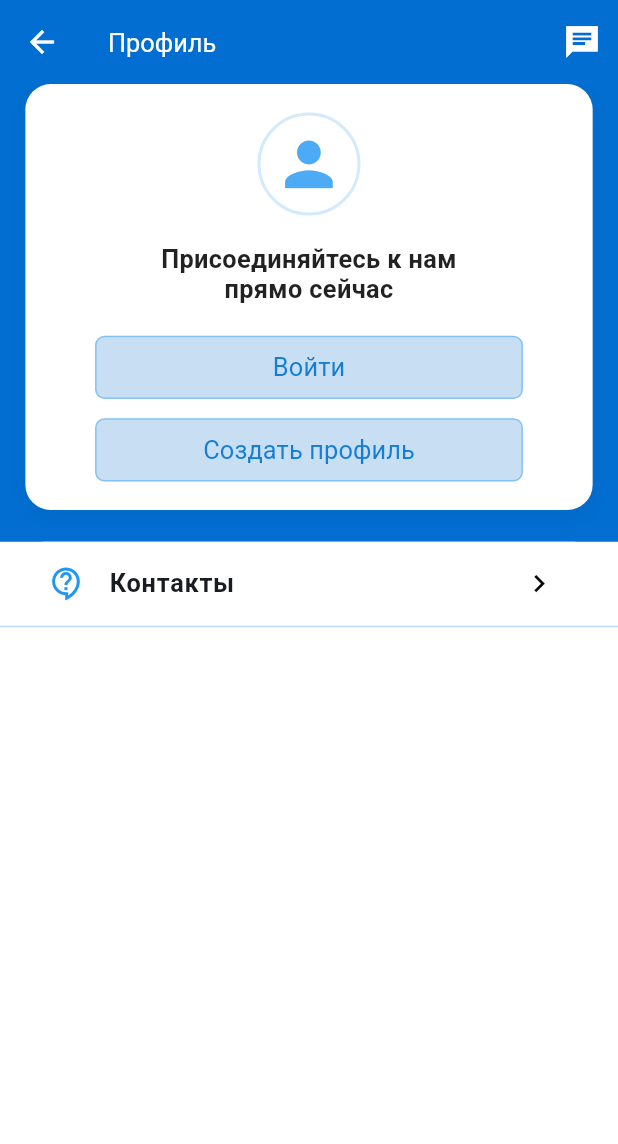
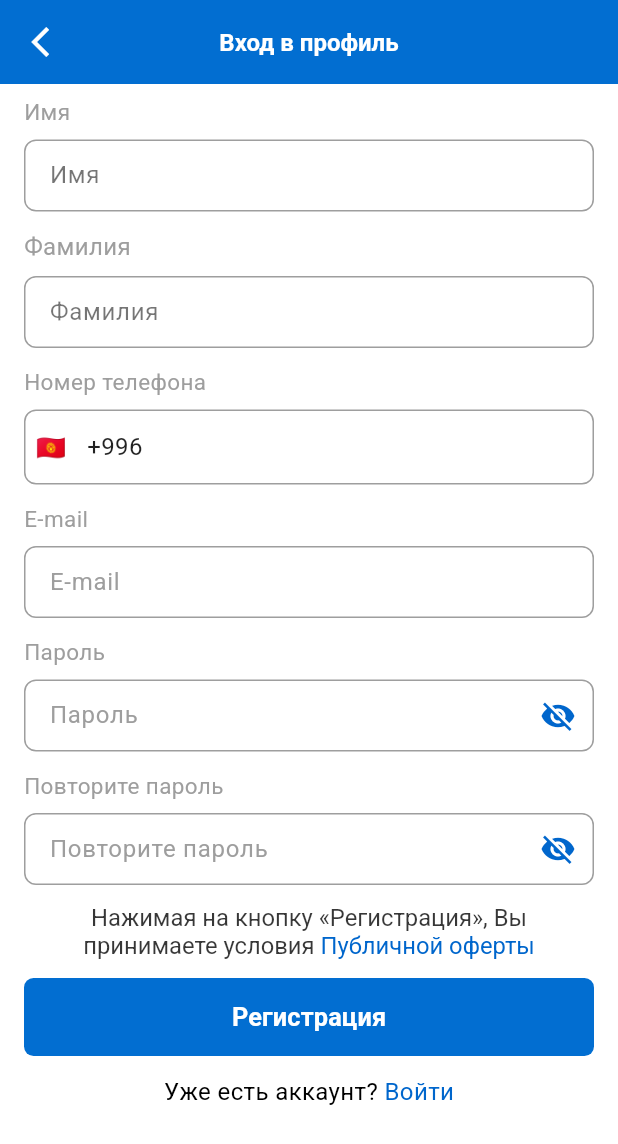
Before and after one commit to Atoktobekov/hitTravel, a Flutter app: the ProfilePage screen opened directly, after a tap on "Создать профиль", on a phone screen of 412 x 824 dp. Shown: the top 1144 px of the screen. Run offline on Flutter 3.47's test engine with Material 3 defaults, Android fonts, the phone set to English and light mode, and no system bars; our stand-ins replace flutter_screenutil, font_awesome_flutter, video_player; network calls fail.

Commit message:
feat: implement login and registration pages
- Rename `auth_page.dart` to `login_page.dart` and implement a full login UI with email and password fields.
- Create `RegistrationPage` with fields for name, surname, phone number, email, and password confirmation.
- Integrate navigation to login and registration pages from the `ProfilePage` using fullscreen dialogs.
- Update `AppTheme` with shared styles for authentication buttons and text fields.
- Refactor `ProfilePage` layout for better button alignment and padding.

```diff
--- a/hit_travel/lib/core/theme/theme.dart
+++ b/hit_travel/lib/core/theme/theme.dart
@@ -1,4 +1,5 @@
 import 'package:flutter/material.dart';
+import 'package:flutter_screenutil/flutter_screenutil.dart';
 
 class AppTheme{
 
@@ -19,4 +20,18 @@ class AppTheme{
     iconTheme: IconThemeData(color: Colors.blue),
     primaryIconTheme: IconThemeData(color: Colors.blue),
   );
+
+  static final blueColor = Color(0xFF026ed1);
+
+  static final labelText = TextStyle(fontSize: 15, color: Colors.grey);
+
+  static final textFieldText = TextStyle(color: Colors.black54);
+
+  static final elevatedButtonInAuth = ElevatedButton.styleFrom(
+    backgroundColor: AppTheme.blueColor,
+    shape: RoundedRectangleBorder(
+      borderRadius: BorderRadius.circular(6.r),
+    ),
+    elevation: 0,
+  );
 }
--- /dev/null
+++ b/hit_travel/lib/features/auth/presentation/pages/register_page.dart
@@ -0,0 +1,406 @@
+import 'package:flutter/material.dart';
+import 'package:flutter_screenutil/flutter_screenutil.dart';
+import 'package:hit_travel/core/theme/theme.dart';
+import 'package:hit_travel/features/auth/presentation/pages/login_page.dart';
+
+class RegistrationPage extends StatefulWidget {
+  const RegistrationPage({super.key});
+
+  @override
+  State<RegistrationPage> createState() => _RegistrationPageState();
+}
+
+class _RegistrationPageState extends State<RegistrationPage> {
+  final TextEditingController _nameController = TextEditingController();
+  final TextEditingController _surnameController = TextEditingController();
+  final TextEditingController _phoneController = TextEditingController();
+  final TextEditingController _emailController = TextEditingController();
+  final TextEditingController _passwordController = TextEditingController();
+  final TextEditingController _confirmPasswordController =
+      TextEditingController();
+
+  bool _obscurePassword = true;
+  bool _obscureConfirmPassword = true;
+
+  @override
+  void dispose() {
+    _nameController.dispose();
+    _surnameController.dispose();
+    _phoneController.dispose();
+    _emailController.dispose();
+    _passwordController.dispose();
+    _confirmPasswordController.dispose();
+    super.dispose();
+  }
+
+  @override
+  Widget build(BuildContext context) {
+    return Scaffold(
+      backgroundColor: Colors.white,
+      appBar: AppBar(
+        backgroundColor: AppTheme.blueColor,
+        elevation: 0,
+        leading: Padding(
+          padding: EdgeInsets.only(left: 10),
+          child: IconButton(
+            icon: const Icon(Icons.arrow_back_ios, color: Colors.white),
+            onPressed: () => Navigator.of(context).pop(),
+          ),
+        ),
+        title: const Text(
+          'Вход в профиль',
+          style: TextStyle(
+            color: Colors.white,
+            fontSize: 16,
+            fontWeight: FontWeight.w600,
+          ),
+        ),
+        centerTitle: true,
+      ),
+      body: SingleChildScrollView(
+        child: Padding(
+          padding: const EdgeInsets.symmetric(horizontal: 16, vertical: 8),
+          child: Column(
+            crossAxisAlignment: CrossAxisAlignment.start,
+            children: [
+              // Name Label
+              Text('Имя', style: AppTheme.labelText),
+              const SizedBox(height: 8),
+
+              // Name TextField
+              TextField(
+                controller: _nameController,
+                decoration: InputDecoration(
+                  hintText: 'Имя',
+                  hintStyle: AppTheme.textFieldText,
+                  filled: true,
+                  fillColor: Colors.white,
+                  border: OutlineInputBorder(
+                    borderRadius: BorderRadius.circular(8),
+                    borderSide: const BorderSide(color: Colors.grey),
+                  ),
+                  enabledBorder: OutlineInputBorder(
+                    borderRadius: BorderRadius.circular(8),
+                    borderSide: const BorderSide(color: Colors.grey),
+                  ),
+                  focusedBorder: OutlineInputBorder(
+                    borderRadius: BorderRadius.circular(8),
+                    borderSide: const BorderSide(color: Color(0xFF0066CC)),
+                  ),
+                  contentPadding: const EdgeInsets.symmetric(
+                    horizontal: 13,
+                    vertical: 12,
+                  ),
+                ),
+              ),
+
+              const SizedBox(height: 12),
+
+              // Surname Label
+              const Text(
+                'Фамилия',
+                style: TextStyle(fontSize: 16, color: Colors.grey),
+              ),
+              const SizedBox(height: 8),
+
+              // Surname TextField
+              TextField(
+                controller: _surnameController,
+                decoration: InputDecoration(
+                  hintText: 'Фамилия',
+                  hintStyle: AppTheme.textFieldText,
+                  filled: true,
+                  fillColor: Colors.white,
+                  border: OutlineInputBorder(
+                    borderRadius: BorderRadius.circular(8),
+                    borderSide: const BorderSide(color: Colors.grey),
+                  ),
+                  enabledBorder: OutlineInputBorder(
+                    borderRadius: BorderRadius.circular(8),
+                    borderSide: const BorderSide(color: Colors.grey),
+                  ),
+                  focusedBorder: OutlineInputBorder(
+                    borderRadius: BorderRadius.circular(8),
+                    borderSide: const BorderSide(color: Color(0xFF0066CC)),
+                  ),
+                  contentPadding: const EdgeInsets.symmetric(
+                    horizontal: 13,
+                    vertical: 12,
+                  ),
+                ),
+              ),
+
+              const SizedBox(height: 12),
+
+              // Phone Label
+              Text('Номер телефона', style: AppTheme.labelText),
+              const SizedBox(height: 8),
+
+              // Phone TextField with Flag
+              Container(
+                decoration: BoxDecoration(
+                  border: Border.all(color: Colors.grey),
+                  borderRadius: BorderRadius.circular(8),
+                ),
+                child: Row(
+                  children: [
+                    Container(
+                      padding: const EdgeInsets.symmetric(horizontal: 1),
+                      child: Row(
+                        children: [
+                          SizedBox(
+                            width: 32,
+                            height: 22,
+                            child: const Center(
+                              child: Text(
+                                '🇰🇬',
+                                style: TextStyle(fontSize: 16),
+                              ),
+                            ),
+                          ),
+                          const SizedBox(width: 8),
+                          const Text(
+                            '+996',
+                            style: TextStyle(
+                              fontSize: 16,
+                              color: Colors.black87,
+                            ),
+                          ),
+                        ],
+                      ),
+                    ),
+                    Expanded(
+                      child: TextField(
+                        controller: _phoneController,
+                        keyboardType: TextInputType.phone,
+                        decoration: const InputDecoration(
+                          border: InputBorder.none,
+                          contentPadding: EdgeInsets.symmetric(
+                            horizontal: 0,
+                            vertical: 12,
+                          ),
+                        ),
+                      ),
+                    ),
+                  ],
+                ),
+              ),
+
+              const SizedBox(height: 12),
+
+              // Email Label
+              Text('E-mail', style: AppTheme.labelText),
+              const SizedBox(height: 8),
+
+              // Email TextField
+              TextField(
+                controller: _emailController,
+                keyboardType: TextInputType.emailAddress,
+                decoration: InputDecoration(
+                  hintText: 'E-mail',
+                  hintStyle: const TextStyle(color: Colors.grey),
+                  filled: true,
+                  fillColor: Colors.white,
+                  border: OutlineInputBorder(
+                    borderRadius: BorderRadius.circular(8),
+                    borderSide: const BorderSide(color: Colors.grey),
+                  ),
+                  enabledBorder: OutlineInputBorder(
+                    borderRadius: BorderRadius.circular(8),
+                    borderSide: const BorderSide(color: Colors.grey),
+                  ),
+                  focusedBorder: OutlineInputBorder(
+                    borderRadius: BorderRadius.circular(8),
+                    borderSide: const BorderSide(color: Color(0xFF0066CC)),
+                  ),
+                  contentPadding: const EdgeInsets.symmetric(
+                    horizontal: 13,
+                    vertical: 12,
+                  ),
+                ),
+              ),
+
+              const SizedBox(height: 12),
+
+              // Password Label
+              Text('Пароль', style: AppTheme.labelText),
+              const SizedBox(height: 8),
+
+              // Password TextField
+              TextField(
+                controller: _passwordController,
+                obscureText: _obscurePassword,
+                decoration: InputDecoration(
+                  hintText: 'Пароль',
+                  hintStyle: const TextStyle(color: Colors.grey),
+                  filled: true,
+                  fillColor: Colors.white,
+                  border: OutlineInputBorder(
+                    borderRadius: BorderRadius.circular(8),
+                    borderSide: const BorderSide(color: Colors.grey),
+                  ),
+                  enabledBorder: OutlineInputBorder(
+                    borderRadius: BorderRadius.circular(8),
+                    borderSide: const BorderSide(color: Colors.grey),
+                  ),
+                  focusedBorder: OutlineInputBorder(
+                    borderRadius: BorderRadius.circular(8),
+                    borderSide: BorderSide(color: AppTheme.blueColor),
+                  ),
+                  contentPadding: const EdgeInsets.symmetric(
+                    horizontal: 13,
+                    vertical: 12,
+                  ),
+                  suffixIcon: IconButton(
+                    icon: Icon(
+                      _obscurePassword
+                          ? Icons.visibility_off
+                          : Icons.visibility,
+                      color: const Color(0xFF0066CC),
+                    ),
+                    onPressed: () {
+                      setState(() {
+                        _obscurePassword = !_obscurePassword;
+                      });
+                    },
+                  ),
+                ),
+              ),
+
+              const SizedBox(height: 12),
+
+              // Confirm Password Label
+              Text('Повторите пароль', style: AppTheme.labelText),
+              const SizedBox(height: 8),
+
+              // Confirm Password TextField
+              TextField(
+                controller: _confirmPasswordController,
+                obscureText: _obscureConfirmPassword,
+                decoration: InputDecoration(
+                  hintText: 'Повторите пароль',
+                  hintStyle: const TextStyle(color: Colors.grey),
+                  filled: true,
+                  fillColor: Colors.white,
+                  border: OutlineInputBorder(
+                    borderRadius: BorderRadius.circular(8),
+                    borderSide: const BorderSide(color: Colors.grey),
+                  ),
+                  enabledBorder: OutlineInputBorder(
+                    borderRadius: BorderRadius.circular(8),
+                    borderSide: const BorderSide(color: Colors.grey),
+                  ),
+                  focusedBorder: OutlineInputBorder(
+                    borderRadius: BorderRadius.circular(8),
+                    borderSide: BorderSide(color: AppTheme.blueColor),
+                  ),
+                  contentPadding: const EdgeInsets.symmetric(
+                    horizontal: 13,
+                    vertical: 12,
+                  ),
+                  suffixIcon: IconButton(
+                    icon: Icon(
+                      _obscureConfirmPassword
+                          ? Icons.visibility_off
+                          : Icons.visibility,
+                      color: const Color(0xFF0066CC),
+                    ),
+                    onPressed: () {
+                      setState(() {
+                        _obscureConfirmPassword = !_obscureConfirmPassword;
+                      });
+                    },
+                  ),
+                ),
+              ),
+
+              const SizedBox(height: 12),
+
+              // Terms Text
+              RichText(
+                textAlign: TextAlign.center,
+                text: TextSpan(
+                  style: TextStyle(
+                    fontSize: 15.sp,
+                    color: Colors.black.withAlpha(200),
+                    height: 1.2,
+                  ),
+                  children: [
+                    TextSpan(
+                      text:
+                          'Нажимая на кнопку «Регистрация», Вы принимаете условия ',
+                    ),
+                    TextSpan(
+                      text: 'Публичной оферты',
+                      style: TextStyle(
+                        color: Color(0xFF0066CC),
+                        fontWeight: FontWeight.w500,
+                      ),
+                    ),
+                  ],
+                ),
+              ),
+
+              const SizedBox(height: 12),
+
+              // Registration Button
+              SizedBox(
+                width: double.infinity,
+                height: 52,
+                child: ElevatedButton(
+                  onPressed: () {
+                    // TODO Handle registration
+                  },
+                  style: AppTheme.elevatedButtonInAuth,
+                  child: Text(
+                    'Регистрация',
+                    style: TextStyle(
+                      color: Colors.white,
+                      fontSize: 16.sp,
+                      fontWeight: FontWeight.w600,
+                    ),
+                  ),
+                ),
+              ),
+
+              const SizedBox(height: 12),
+
+              // Login Link
+              Row(
+                mainAxisAlignment: MainAxisAlignment.center,
+                children: [
+                  const Text(
+                    'Уже есть аккаунт? ',
+                    style: TextStyle(fontSize: 16, color: Colors.black),
+                  ),
+                  GestureDetector(
+                    onTap: () {
+                      Navigator.of(context).pop();
+                      Navigator.push(
+                        context,
+                        MaterialPageRoute(
+                          fullscreenDialog: true,
+                          builder: (context) => const LoginPage(),
+                        ),
+                      );
+                    },
+                    child: const Text(
+                      'Войти',
+                      style: TextStyle(
+                        color: Color(0xFF0066CC),
+                        fontSize: 16,
+                        fontWeight: FontWeight.w500,
+                      ),
+                    ),
+                  ),
+                ],
+              ),
+
+              const SizedBox(height: 24),
+            ],
+          ),
+        ),
+      ),
+    );
+  }
+}
--- a/hit_travel/lib/features/profile/presentation/pages/profile_page.dart
+++ b/hit_travel/lib/features/profile/presentation/pages/profile_page.dart
@@ -1,5 +1,7 @@
 import 'package:flutter/material.dart';
 import 'package:flutter_screenutil/flutter_screenutil.dart';
+import 'package:hit_travel/features/auth/presentation/pages/login_page.dart';
+import 'package:hit_travel/features/auth/presentation/pages/register_page.dart';
 import 'package:hit_travel/shared/presentation/widgets/divider.dart';
 
 class ProfilePage extends StatelessWidget {
@@ -77,21 +79,35 @@ class ProfilePage extends StatelessWidget {
                     ),
                     SizedBox(height: 20.h),
                     Padding(
-                      padding: EdgeInsets.symmetric(horizontal: 26.w),
+                      padding: EdgeInsets.symmetric(horizontal: 30.w),
                       child: _buildAuthButton(
                         label: 'Войти',
                         onPressed: () {
                           // TODO: Навигация на страницу входа
+                          Navigator.push(
+                            context,
+                            MaterialPageRoute(
+                              fullscreenDialog: true, // Экран выедет снизу
+                              builder: (context) => const LoginPage(),
+                            ),
+                          );
                         },
                       ),
                     ),
                     SizedBox(height: 12.h),
                     Padding(
-                      padding: EdgeInsets.symmetric(horizontal: 26.w),
+                      padding: EdgeInsets.symmetric(horizontal: 30.w),
                       child: _buildAuthButton(
                         label: 'Создать профиль',
                         onPressed: () {
                           // TODO: Навигация на регистрацию
+                          Navigator.push(
+                            context,
+                            MaterialPageRoute(
+                              fullscreenDialog: true,
+                              builder: (context) => const RegistrationPage(),
+                            ),
+                          );
                         },
                       ),
                     ),
```
Also changed, not shown: hit_travel/lib/features/auth/presentation/pages/login_page.dart (added, +218 -0 lines), hit_travel/lib/features/auth/presentation/pages/auth_page.dart (deleted).
